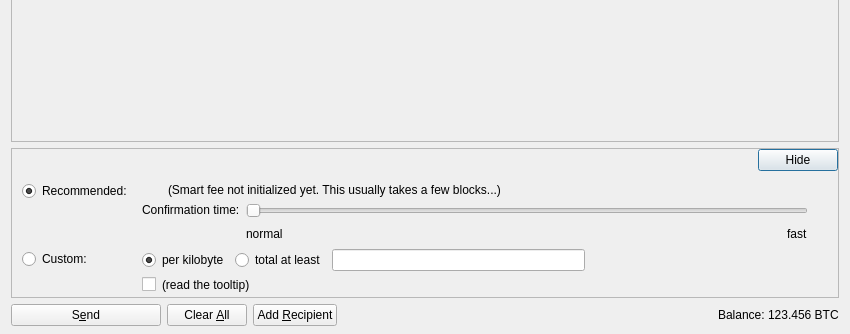
This is src/qt/forms/sendcoinsdialog.ui in wonko433/blackcoin-more as Qt 5 draws it before an edit; both pictures show x 0 to 850 and y 192 to 526 of the 850 by 526 pixel window. The edited form follows.
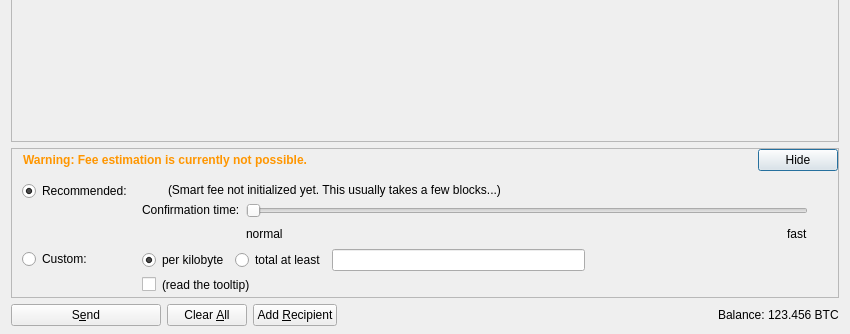
This is the edited form. Icons and pictures are not drawn. Custom widgets are drawn as their Qt base class.

Commit message: [Qt] Show more significant warning if we fall back to the default fee

Diff of the .ui file:
```diff
--- a/src/qt/forms/sendcoinsdialog.ui
+++ b/src/qt/forms/sendcoinsdialog.ui
@@ -716,11 +716,31 @@
             </item>
            </layout>
           </item>
+          <item>
+           <widget class="QLabel" name="fallbackFeeWarningLabel">
+            <property name="toolTip">
+             <string>Using the fallbackfee can result in sending a transaction that will take serval hours or days (or never) to confirm. Consider choosing your fee manually or wait until your have validated the complete chain.</string>
+            </property>
+            <property name="styleSheet">
+             <string notr="true">color: rgb(255, 150, 0);
+font-weight: bold;</string>
+            </property>
+            <property name="text">
+             <string>Warning: Fee estimation is currently not possible.</string>
+            </property>
+            <property name="wordWrap">
+             <bool>false</bool>
+            </property>
+           </widget>
+          </item>
           <item>
            <spacer name="horizontalSpacer_4">
             <property name="orientation">
              <enum>Qt::Horizontal</enum>
             </property>
+            <property name="sizeType">
+             <enum>QSizePolicy::MinimumExpanding</enum>
+            </property>
             <property name="sizeHint" stdset="0">
              <size>
               <width>40</width>
```
The commit also changes 1 other file.
